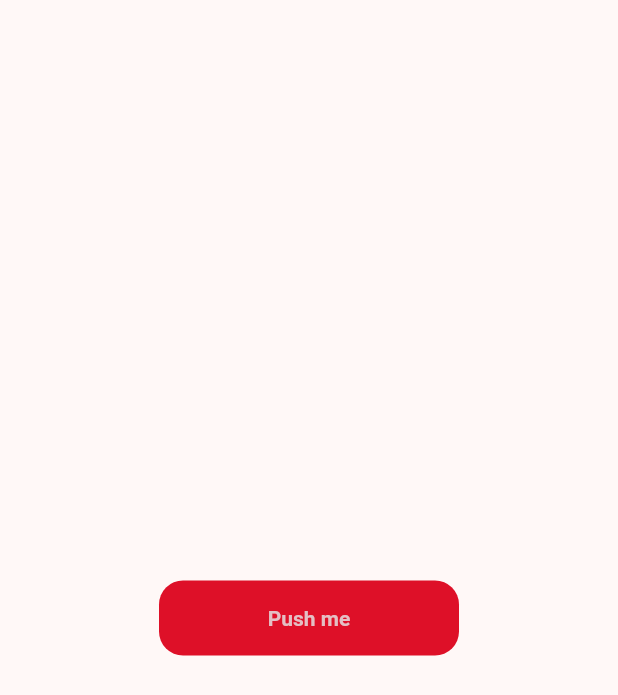
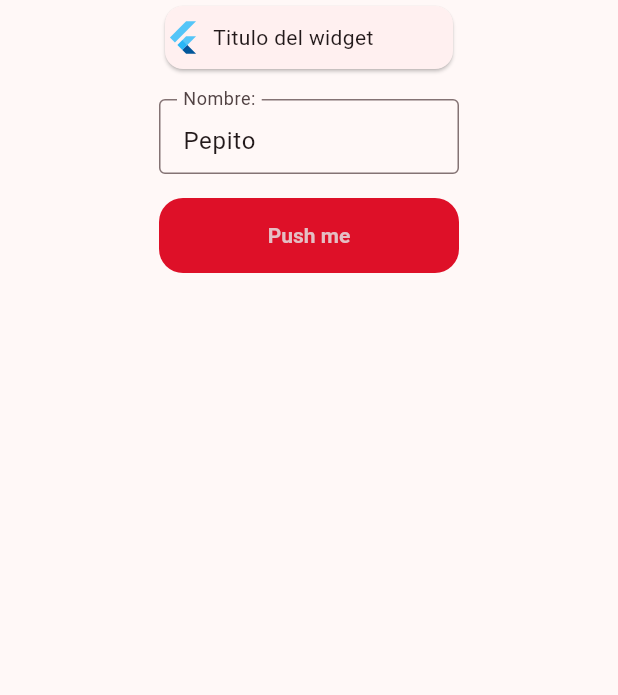
Before and after one commit to Javierenrique00/retoflutter_fase4, a Flutter app: the screen it shows after launch, on a phone screen of 412 x 824 dp. Shown: the top 695 px of the screen. Run offline on Flutter 3.47's test engine with Material 3 defaults, Android fonts, the phone set to English and light mode, and no system bars.

Commit message:
molecules widget

```diff
--- a/atomicdesign/example/lib/main.dart
+++ b/atomicdesign/example/lib/main.dart
@@ -1,5 +1,8 @@
+import 'package:atomicdesign/ui/atom/edit_field_atom/edit_field_atom.dart';
+import 'package:atomicdesign/ui/atom/edit_field_atom/edit_field_input_type.dart';
 import 'package:atomicdesign/ui/atom/text_button_atom.dart';
 import 'package:atomicdesign/ui/foundation/theme_foundation.dart';
+import 'package:atomicdesign/ui/molecule/card_tile_molecule.dart';
 import 'package:flutter/material.dart';
 
 void main() {
@@ -14,10 +17,23 @@ class MainApp extends StatelessWidget {
     return MaterialApp(
       theme: basicLightThemeFoundation,
       darkTheme: basicDarkThemeFoundation,
-      themeMode: ThemeMode.system,
+      themeMode: ThemeMode.light,
       home: Scaffold(
         body: Center(
-          child: TextButtonAtom(textButton: 'Push me',onPressedButton: () {},),
+          child: Column(
+            children: [
+              const CardTileMolecule(title: 'Titulo del widget',),
+              EditFieldAtom(
+                  name: 'Nombre:',
+                  strValue: 'Pepito',
+                  type: EditFieldInputType.stringShortType,
+                  onChanged: (value) {}),
+              TextButtonAtom(
+                textButton: 'Push me',
+                onPressedButton: () {},
+              )
+            ],
+          ),
         ),
       ),
     );
--- /dev/null
+++ b/atomicdesign/lib/ui/atom/edit_field_atom/edit_field_atom.dart
@@ -0,0 +1,114 @@
+import 'package:atomicdesign/ui/atom/edit_field_atom/edit_field_input_type.dart';
+import 'package:atomicdesign/ui/foundation/size_foundation.dart';
+import 'package:flutter/material.dart';
+import 'package:flutter/services.dart';
+
+class EditFieldAtom extends StatefulWidget {
+  final Function (String) onChanged;
+  final String name;
+  final String strValue;
+  final EditFieldInputType type;
+
+
+  const EditFieldAtom({required this.name,required this.strValue,required this.type,required this.onChanged, super.key});
+
+  @override
+  State<EditFieldAtom> createState() => _EditFieldAtomState();
+}
+
+class _EditFieldAtomState extends State<EditFieldAtom> {
+
+
+  @override
+  Widget build(BuildContext context) {
+    return Container(
+      alignment: Alignment.topCenter,
+      padding: const EdgeInsets.all(SizeFoundation.basicEditFieldInset),
+      child: SizedBox(
+        width: SizeFoundation.basicEditFieldWidth,
+        height: SizeFoundation.basicEditFieldHeight,
+        child: TextFormField(
+          initialValue: widget.strValue,
+          validator:(value) => validate(value,widget.type),
+          onChanged: (String value)=> widget.onChanged(value),
+          obscureText: false,
+          keyboardType: getKeyboard(widget.type),
+          inputFormatters: getInputFormater(widget.type),
+          decoration: InputDecoration(
+            border: const OutlineInputBorder(),
+            labelText: widget.name,
+          ),
+        ),
+      ),
+    );
+  }
+
+  TextInputType getKeyboard(EditFieldInputType type) => switch(type){
+    EditFieldInputType.stringShortType || EditFieldInputType.stringLongType  => TextInputType.text,
+    EditFieldInputType.doubleType || EditFieldInputType.intType  => TextInputType.number,
+  };
+
+  List<TextInputFormatter> getInputFormater(EditFieldInputType type) => switch(type){
+    EditFieldInputType.stringShortType || EditFieldInputType.stringLongType  => [FilteringTextInputFormatter.singleLineFormatter ],
+    EditFieldInputType.doubleType => [FilteringTextInputFormatter.allow((RegExp("[.0-9]"))) ],
+    EditFieldInputType.intType => [FilteringTextInputFormatter.allow((RegExp("[0-9]"))) ],
+  };
+
+  String? validate(String? value,EditFieldInputType type) => switch(type){
+    EditFieldInputType.stringShortType => checkStringShort(value,type),
+    EditFieldInputType.stringLongType => checkStringLong(value,type),
+    EditFieldInputType.doubleType => checkDouble(value, type),
+    EditFieldInputType.intType => checkInt(value, type),
+  };
+
+  String? checkStringShort(String? value,EditFieldInputType type){
+    if(value == null || value.isEmpty ){
+      return "Entre un valor";
+    }else if(value.length > 15){
+      return "Debe tener máximo 15 caracteres";
+    }else{
+      return null;
+    }
+  }
+
+    String? checkStringLong(String? value,EditFieldInputType type){
+    if(value == null || value.isEmpty ){
+      return "Entre un valor";
+    }else if(value.length > 100){
+      return "Debe tener máximo 100 caracteres";
+    }else{
+      return null;
+    }
+  }
+
+  String? checkDouble(String? value,EditFieldInputType type){
+    if(value == null || value.isEmpty){
+      return "Entre un valor";
+    }else if(value.length > 10){
+        return "Debe tener máximo 10 dígitos";
+    }else{
+      try{
+        double.parse(value);
+      }catch(error){
+        return "Entre un número válido !";
+      }
+      return null;
+    }
+  }
+
+    String? checkInt(String? value,EditFieldInputType type){
+    if(value == null || value.isEmpty){
+      return "Entre un valor";
+    }else if(value.length > 10){
+      return "Debe tener máximo 10 dígitos";
+    }else{
+      try{
+        int.parse(value);
+      }catch(error){
+          return "Entre una cantidad válida !";
+      }
+      return null;
+    }
+  }
+
+}
--- /dev/null
+++ b/atomicdesign/lib/ui/atom/edit_field_atom/edit_field_input_type.dart
@@ -0,0 +1 @@
+enum EditFieldInputType {stringShortType,stringLongType , doubleType, intType }
--- a/atomicdesign/lib/ui/foundation/size_foundation.dart
+++ b/atomicdesign/lib/ui/foundation/size_foundation.dart
@@ -6,5 +6,13 @@ abstract class SizeFoundation {
   static const basicTextButtonWidth = SizesToken.s25x4;
   static const basicTextButtonHeight = SizesToken.s25x2;
 
+  static const basicEditFieldWidth = SizesToken.s25x4;
+  static const basicEditFieldHeight = SizesToken.s25x2;
+  static const basicEditFieldInset = SizesToken.s8x2;
+
+  static const basicCardTileWidth = SizesToken.s25x4;
+  static const basicCardTileHeight = SizesToken.s25x2;
+  static const basicCardTileSpacer = SizesToken.s8x1;
+
 
 }
--- /dev/null
+++ b/atomicdesign/lib/ui/molecule/card_tile_molecule.dart
@@ -0,0 +1,31 @@
+import 'package:atomicdesign/ui/foundation/size_foundation.dart';
+import 'package:flutter/material.dart';
+
+class CardTileMolecule extends StatelessWidget {
+  final String title;
+  const CardTileMolecule({required this.title, super.key});
+
+  @override
+  Widget build(BuildContext context) {
+    return SizedBox(
+      width: SizeFoundation.basicCardTileWidth,
+      height: SizeFoundation.basicCardTileHeight,
+      child: Card(
+        child: Row(
+          children: [
+            const FlutterLogo(),
+            const SizedBox(
+              width: SizeFoundation.basicCardTileSpacer,
+            ),
+            Flexible(
+              child: Text(
+                title,
+                overflow: TextOverflow.ellipsis,
+              ),
+            ),
+          ],
+        ),
+      ),
+    );
+  }
+}
```
Also changed, not shown: atomicdesign/lib/ui/foundation/theme_foundation.dart (+23 -14 lines).
